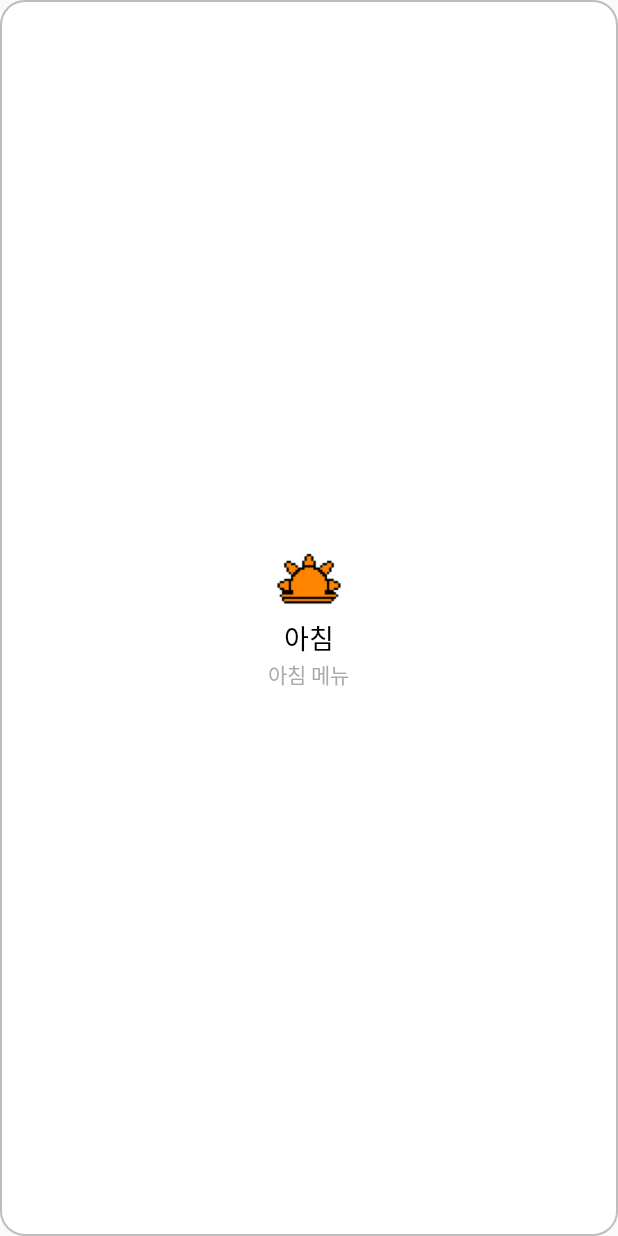
After one commit to SneakySN/PetWithDietManagement, an Android app: the layout breakfast_section.xml on its own in the app's theme, with its tools: preview values and no code run, on a phone screen of 412 x 824 dp. The commit adds this screen. Run offline under Robolectric (Android 15) with nearby library versions, the phone set to English and light mode, and no system bars.

Commit message:
Main page scroll reformed

```diff
--- a/app/src/main/java/com/example/petwithdietmanagement/MainActivity.java
+++ b/app/src/main/java/com/example/petwithdietmanagement/MainActivity.java
@@ -313,8 +313,8 @@ public class MainActivity extends AppCompatActivity {
         int year = calendar.get(java.util.Calendar.YEAR);
         int month = calendar.get(java.util.Calendar.MONTH) + 1; // 0-indexed
         int day = calendar.get(java.util.Calendar.DAY_OF_MONTH);
-        //return String.format("%04d-%02d-%02d", year, month, day);
-        return "2024-05-15";
+        return String.format("%04d-%02d-%02d", year, month, day);
+        //return "2024-05-15";
     }
 
     private List<Recipe.Nutrients> getNutrientValue(List<String> foodIds) {
--- a/app/src/main/res/layout/activity_specifieddiet.xml
+++ b/app/src/main/res/layout/activity_specifieddiet.xml
@@ -1,4 +1,5 @@
 <?xml version="1.0" encoding="utf-8"?>
+
 <androidx.constraintlayout.widget.ConstraintLayout xmlns:android="http://schemas.android.com/apk/res/android"
     xmlns:app="http://schemas.android.com/apk/res-auto"
     xmlns:tools="http://schemas.android.com/tools"
@@ -33,7 +34,7 @@
                 android:background="@drawable/spinner_background"
                 app:layout_constraintStart_toStartOf="parent"
                 app:layout_constraintTop_toBottomOf="parent" />
-
+            <!--
             <Spinner
                 android:id="@+id/spinner_2"
                 android:layout_width="85dp"
@@ -53,7 +54,7 @@
                 android:background="@drawable/spinner_background"
                 app:layout_constraintStart_toEndOf="@id/spinner_2"
                 app:layout_constraintTop_toStartOf="parent" />
-
+            -->
             <TabHost
                 android:id="@android:id/tabhost"
                 android:layout_width="match_parent"
@@ -223,6 +224,7 @@
                 android:scaleType="fitCenter"
                 android:src="@drawable/pet_button_selector" />
         </LinearLayout>
+
     </LinearLayout>
 
 </androidx.constraintlayout.widget.ConstraintLayout>
--- /dev/null
+++ b/app/src/main/res/layout/breakfast_section.xml
@@ -0,0 +1,33 @@
+<LinearLayout xmlns:android="http://schemas.android.com/apk/res/android"
+    android:layout_width="match_parent"
+    android:layout_height="match_parent"
+    android:orientation="vertical"
+    android:gravity="center"
+    android:padding="16dp"
+    android:background="@drawable/rounded_corner_bg">
+
+    <ImageView
+        android:layout_width="48dp"
+        android:layout_height="48dp"
+        android:src="@drawable/ic_breakfast"
+        android:layout_gravity="center"/>
+
+    <TextView
+        android:layout_width="wrap_content"
+        android:layout_height="wrap_content"
+        android:gravity="center"
+        android:text="아침"
+        android:textColor="@android:color/black"
+        android:textSize="18sp"
+        android:layout_gravity="center"/>
+
+    <TextView
+        android:id="@+id/breakfast_info"
+        android:layout_width="wrap_content"
+        android:layout_height="wrap_content"
+        android:gravity="center"
+        android:text="아침 메뉴"
+        android:textColor="@android:color/darker_gray"
+        android:textSize="14sp"
+        android:layout_gravity="center"/>
+</LinearLayout>
```
Also changed, not shown: app/src/main/java/com/example/petwithdietmanagement/MealPagerAdapter.java (added, +45 -0 lines), app/src/main/res/layout/dinner_section.xml (added, +33 -0 lines), app/src/main/res/layout/lunch_section.xml (added, +33 -0 lines), app/src/main/res/drawable/ic_breakfast.png (added), app/src/main/res/drawable/ic_dinner.png (added), app/src/main/res/drawable/ic_lunch.png (added).
